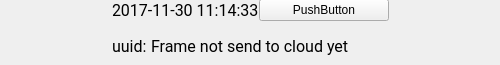
Old version of the form ui/frame_list_element.ui in the repository PW-Sat2/HAM-desktop-application.
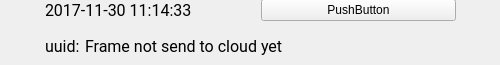
New version of the form. Icons and pictures are not drawn.

Commit message: prepare frames list for uuids of different length

```diff
--- a/ui/frame_list_element.ui
+++ b/ui/frame_list_element.ui
@@ -87,32 +87,6 @@
       </property>
      </widget>
     </item>
-    <item row="0" column="3">
-     <spacer name="horizontalSpacer">
-      <property name="orientation">
-       <enum>Qt::Horizontal</enum>
-      </property>
-      <property name="sizeHint" stdset="0">
-       <size>
-        <width>40</width>
-        <height>20</height>
-       </size>
-      </property>
-     </spacer>
-    </item>
-    <item row="0" column="1">
-     <spacer name="horizontalSpacer_2">
-      <property name="orientation">
-       <enum>Qt::Horizontal</enum>
-      </property>
-      <property name="sizeHint" stdset="0">
-       <size>
-        <width>40</width>
-        <height>20</height>
-       </size>
-      </property>
-     </spacer>
-    </item>
     <item row="0" column="2">
      <layout class="QGridLayout" name="gridLayout_3">
       <property name="spacing">
@@ -123,20 +97,25 @@
         <property name="horizontalSpacing">
          <number>0</number>
         </property>
-        <item row="0" column="2">
-         <spacer name="horizontalSpacer_3">
-          <property name="orientation">
-           <enum>Qt::Horizontal</enum>
+        <item row="0" column="0">
+         <widget class="QLabel" name="uuidTextLabel">
+          <property name="font">
+           <font>
+            <family>Roboto</family>
+            <pointsize>12</pointsize>
+            <weight>50</weight>
+            <bold>false</bold>
+           </font>
           </property>
-          <property name="sizeHint" stdset="0">
-           <size>
-            <width>40</width>
-            <height>20</height>
-           </size>
+          <property name="toolTip">
+           <string>Frame identifier on server</string>
           </property>
-         </spacer>
+          <property name="text">
+           <string>uuid:</string>
+          </property>
+         </widget>
         </item>
-        <item row="0" column="1">
+        <item row="0" column="2">
          <widget class="QLabel" name="uuidValueLabel">
           <property name="minimumSize">
            <size>
@@ -169,23 +148,34 @@
           </property>
          </widget>
         </item>
-        <item row="0" column="0">
-         <widget class="QLabel" name="uuidTextLabel">
-          <property name="font">
-           <font>
-            <family>Roboto</family>
-            <pointsize>12</pointsize>
-            <weight>50</weight>
-            <bold>false</bold>
-           </font>
+        <item row="0" column="3">
+         <spacer name="horizontalSpacer_3">
+          <property name="orientation">
+           <enum>Qt::Horizontal</enum>
           </property>
-          <property name="toolTip">
-           <string>Frame identifier on server</string>
+          <property name="sizeHint" stdset="0">
+           <size>
+            <width>40</width>
+            <height>20</height>
+           </size>
           </property>
-          <property name="text">
-           <string>uuid: </string>
+         </spacer>
+        </item>
+        <item row="0" column="1">
+         <spacer name="horizontalSpacer_4">
+          <property name="orientation">
+           <enum>Qt::Horizontal</enum>
           </property>
-         </widget>
+          <property name="sizeType">
+           <enum>QSizePolicy::Fixed</enum>
+          </property>
+          <property name="sizeHint" stdset="0">
+           <size>
+            <width>5</width>
+            <height>20</height>
+           </size>
+          </property>
+         </spacer>
         </item>
        </layout>
       </item>
@@ -194,6 +184,22 @@
         <property name="spacing">
          <number>0</number>
         </property>
+        <item row="0" column="2">
+         <widget class="QPushButton" name="frameTypeLabel">
+          <property name="minimumSize">
+           <size>
+            <width>0</width>
+            <height>20</height>
+           </size>
+          </property>
+          <property name="autoFillBackground">
+           <bool>false</bool>
+          </property>
+          <property name="text">
+           <string>PushButton</string>
+          </property>
+         </widget>
+        </item>
         <item row="0" column="0">
          <widget class="QLabel" name="timestampLabel">
           <property name="sizePolicy">
@@ -225,20 +231,20 @@
          </widget>
         </item>
         <item row="0" column="1">
-         <widget class="QPushButton" name="frameTypeLabel">
-          <property name="minimumSize">
+         <spacer name="horizontalSpacer_5">
+          <property name="orientation">
+           <enum>Qt::Horizontal</enum>
+          </property>
+          <property name="sizeType">
+           <enum>QSizePolicy::Fixed</enum>
+          </property>
+          <property name="sizeHint" stdset="0">
            <size>
-            <width>0</width>
+            <width>20</width>
             <height>20</height>
            </size>
           </property>
-          <property name="autoFillBackground">
-           <bool>false</bool>
-          </property>
-          <property name="text">
-           <string>PushButton</string>
-          </property>
-         </widget>
+         </spacer>
         </item>
        </layout>
       </item>
@@ -279,6 +285,38 @@
       </property>
      </widget>
     </item>
+    <item row="0" column="1">
+     <spacer name="horizontalSpacer">
+      <property name="orientation">
+       <enum>Qt::Horizontal</enum>
+      </property>
+      <property name="sizeType">
+       <enum>QSizePolicy::Fixed</enum>
+      </property>
+      <property name="sizeHint" stdset="0">
+       <size>
+        <width>20</width>
+        <height>20</height>
+       </size>
+      </property>
+     </spacer>
+    </item>
+    <item row="0" column="3">
+     <spacer name="horizontalSpacer_2">
+      <property name="orientation">
+       <enum>Qt::Horizontal</enum>
+      </property>
+      <property name="sizeType">
+       <enum>QSizePolicy::Fixed</enum>
+      </property>
+      <property name="sizeHint" stdset="0">
+       <size>
+        <width>20</width>
+        <height>20</height>
+       </size>
+      </property>
+     </spacer>
+    </item>
    </layout>
   </widget>
  </widget>
```
Left out of the diff: 3 changed lines with no effect on the pictures. The commit also changes 2 other files.
